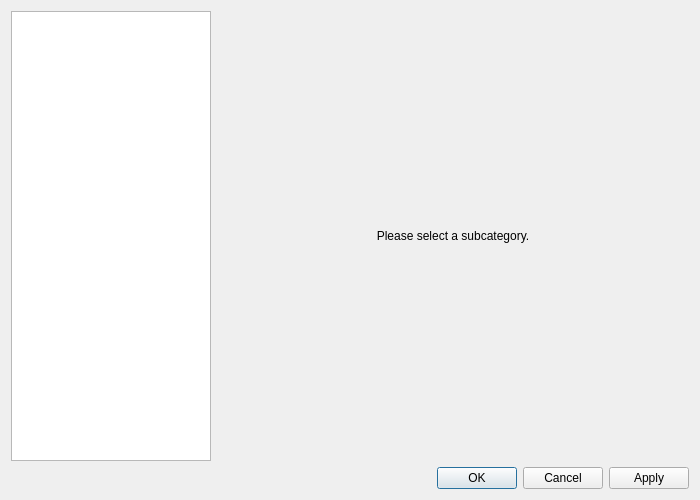
Above: plugins/options/optionswin.ui from xjohncz/saje before the change. Below: the same form after it.
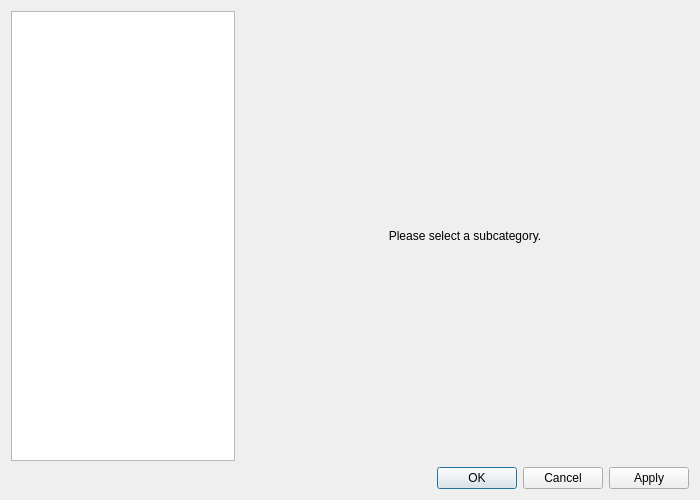
That is the form after the change. Custom widgets are drawn as their Qt base class.

Commit message: better options layout fix popup foreground text colour

What changed in the file:
```diff
--- a/plugins/options/optionswin.ui
+++ b/plugins/options/optionswin.ui
@@ -22,22 +22,22 @@
    <item>
     <layout class="QHBoxLayout" >
      <item>
-      <widget class="OptionsTree" name="treeWidget" >
-       <property name="sizePolicy" >
-        <sizepolicy vsizetype="Expanding" hsizetype="Preferred" >
-         <horstretch>0</horstretch>
+      <widget class="OptionsTree" name="treeWidget">
+       <property name="sizePolicy">
+        <sizepolicy hsizetype="Expanding" vsizetype="Expanding">
+         <horstretch>1</horstretch>
          <verstretch>0</verstretch>
         </sizepolicy>
        </property>
-       <property name="minimumSize" >
+       <property name="minimumSize">
         <size>
-         <width>150</width>
+         <width>0</width>
          <height>0</height>
         </size>
        </property>
-       <property name="maximumSize" >
+       <property name="maximumSize">
         <size>
-         <width>200</width>
+         <width>16777215</width>
          <height>16777215</height>
         </size>
        </property>
@@ -55,15 +55,27 @@
       </widget>
      </item>
      <item>
-      <widget class="QStackedWidget" name="stack" >
-       <widget class="QWidget" name="page_2" >
-        <layout class="QVBoxLayout" >
+      <widget class="QStackedWidget" name="stack">
+       <property name="sizePolicy">
+        <sizepolicy hsizetype="Expanding" vsizetype="Expanding">
+         <horstretch>2</horstretch>
+         <verstretch>0</verstretch>
+        </sizepolicy>
+       </property>
+       <widget class="QWidget" name="page_2">
+        <layout class="QVBoxLayout">
          <item>
-          <widget class="QLabel" name="label" >
-           <property name="maximumSize" >
+          <widget class="QLabel" name="label">
+           <property name="sizePolicy">
+            <sizepolicy hsizetype="Preferred" vsizetype="Preferred">
+             <horstretch>0</horstretch>
+             <verstretch>0</verstretch>
+            </sizepolicy>
+           </property>
+           <property name="maximumSize">
             <size>
              <width>16777215</width>
-             <height>200</height>
+             <height>16777215</height>
             </size>
            </property>
            <property name="text" >
@@ -89,7 +101,7 @@
    </item>
   </layout>
  </widget>
- <layoutdefault spacing="6" margin="11" />
+ <layoutdefault spacing="6" margin="11"/>
  <customwidgets>
   <customwidget>
    <class>OptionsTree</class>
```
Left out of the diff: 31 changed lines with no effect on the pictures. The commit also changes 1 other file.
